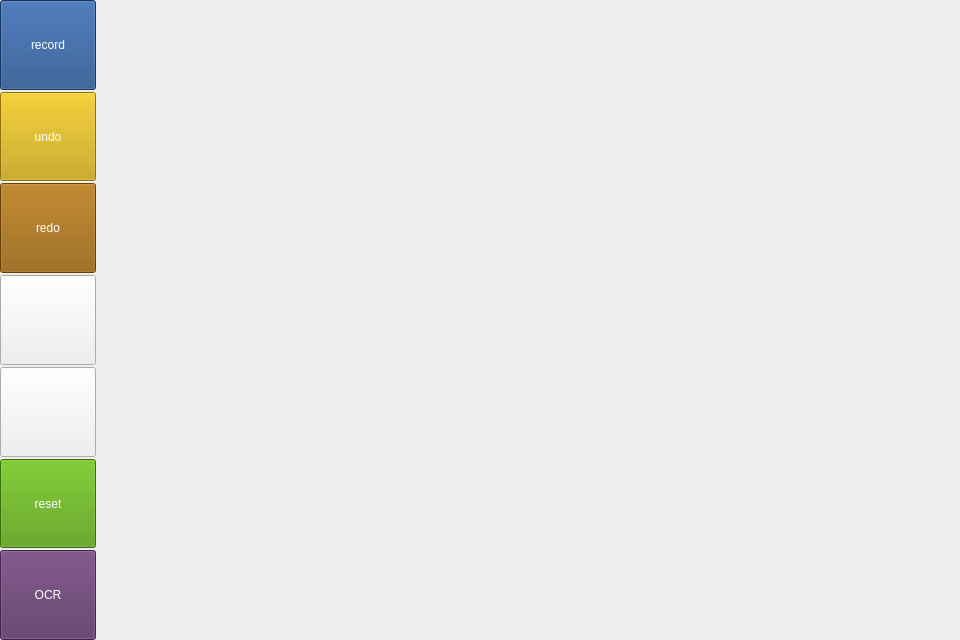
xuguodong1999/COCR, file app/ui/paint_widget.ui: the form before one commit.
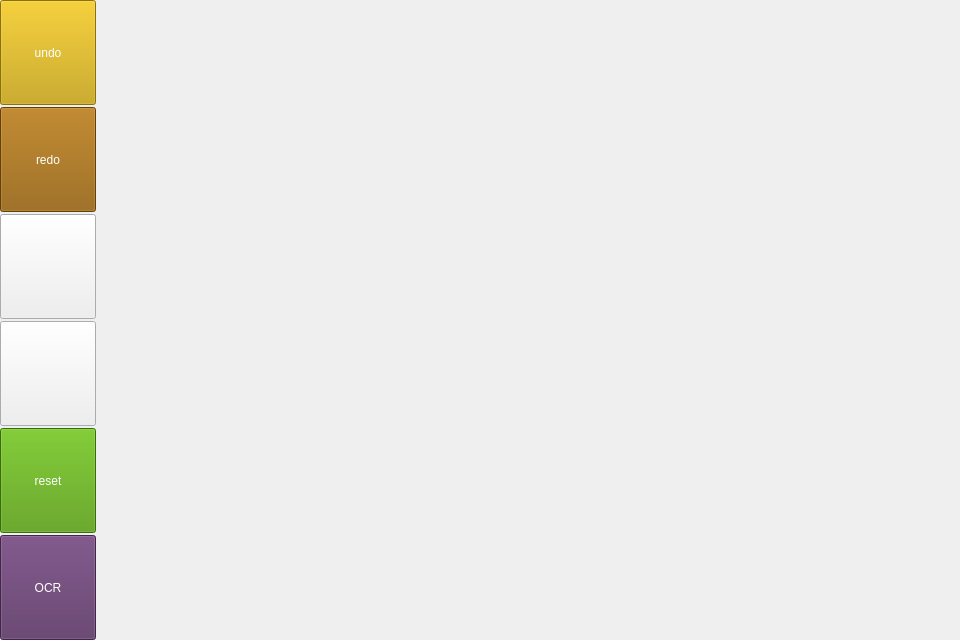
The form after the commit.

The edit to the form file:
```diff
--- a/app/ui/paint_widget.ui
+++ b/app/ui/paint_widget.ui
@@ -30,7 +30,7 @@
                 <number>0</number>
             </property>
             <item>
-                <layout class="QVBoxLayout" name="paint_layout">
+                <layout class="QVBoxLayout" name="paint_layout" stretch="1,1,1,1,1,1">
                     <property name="spacing">
                         <number>2</number>
                     </property>
@@ -46,24 +46,6 @@
                     <property name="bottomMargin">
                         <number>0</number>
                     </property>
-                    <item>
-                        <widget class="QToolButton" name="shot_btn">
-                            <property name="sizePolicy">
-                                <sizepolicy hsizetype="Preferred" vsizetype="Preferred">
-                                    <horstretch>0</horstretch>
-                                    <verstretch>0</verstretch>
-                                </sizepolicy>
-                            </property>
-                            <property name="styleSheet">
-                                <string notr="true">background-color: rgb(32, 74, 135);
-                                    color: rgb(255, 255, 255);
-                                </string>
-                            </property>
-                            <property name="text">
-                                <string>record</string>
-                            </property>
-                        </widget>
-                    </item>
                     <item>
                         <widget class="QToolButton" name="undo_btn">
                             <property name="sizePolicy">
```
